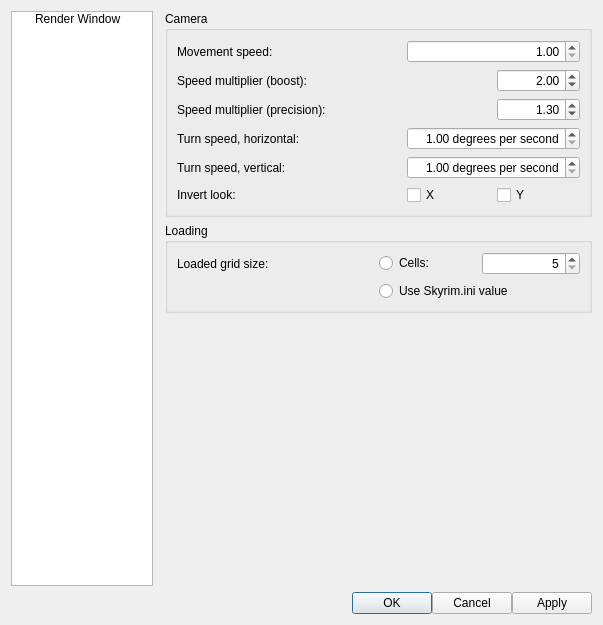
Qt form native/src/DovahKit/ui/options_window/options_window.ui (DavidJCobb/DovahKit) before a commit.
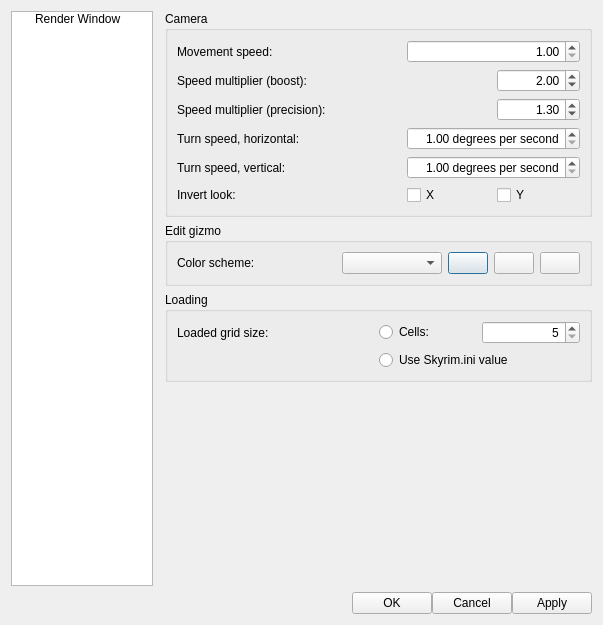
The same form after that commit. Icons and pictures are not drawn.

Commit message: Key fixes for INI handling; started work on edit gizmo color schemes

```diff
--- a/native/src/DovahKit/ui/options_window/options_window.ui
+++ b/native/src/DovahKit/ui/options_window/options_window.ui
@@ -71,6 +71,62 @@
        <property name="bottomMargin">
         <number>0</number>
        </property>
+       <item row="3" column="0">
+        <spacer name="verticalSpacer">
+         <property name="orientation">
+          <enum>Qt::Vertical</enum>
+         </property>
+         <property name="sizeHint" stdset="0">
+          <size>
+           <width>8</width>
+           <height>40</height>
+          </size>
+         </property>
+        </spacer>
+       </item>
+       <item row="2" column="0">
+        <widget class="QGroupBox" name="groupBox_2">
+         <property name="title">
+          <string>Loading</string>
+         </property>
+         <layout class="QGridLayout" name="gridLayout_4" columnstretch="2,1,1">
+          <item row="0" column="1">
+           <widget class="QRadioButton" name="iniPref_bLoadedGridSizeOverrideFromSkyrimINI_false">
+            <property name="text">
+             <string>Cells:</string>
+            </property>
+           </widget>
+          </item>
+          <item row="0" column="0">
+           <widget class="QLabel" name="label_4">
+            <property name="text">
+             <string>Loaded grid size:</string>
+            </property>
+           </widget>
+          </item>
+          <item row="0" column="2">
+           <widget class="QSpinBox" name="iniPref_uLoadedGridSize">
+            <property name="alignment">
+             <set>Qt::AlignRight|Qt::AlignTrailing|Qt::AlignVCenter</set>
+            </property>
+            <property name="minimum">
+             <number>5</number>
+            </property>
+            <property name="maximum">
+             <number>32</number>
+            </property>
+           </widget>
+          </item>
+          <item row="1" column="1" colspan="2">
+           <widget class="QRadioButton" name="iniPref_bLoadedGridSizeOverrideFromSkyrimINI_true">
+            <property name="text">
+             <string>Use Skyrim.ini value</string>
+            </property>
+           </widget>
+          </item>
+         </layout>
+        </widget>
+       </item>
        <item row="0" column="0">
         <widget class="QGroupBox" name="groupBox">
          <property name="title">
@@ -260,58 +316,92 @@
          </layout>
         </widget>
        </item>
-       <item row="2" column="0">
-        <spacer name="verticalSpacer">
-         <property name="orientation">
-          <enum>Qt::Vertical</enum>
-         </property>
-         <property name="sizeHint" stdset="0">
-          <size>
-           <width>8</width>
-           <height>40</height>
-          </size>
-         </property>
-        </spacer>
-       </item>
        <item row="1" column="0">
-        <widget class="QGroupBox" name="groupBox_2">
+        <widget class="QGroupBox" name="groupBox_3">
          <property name="title">
-          <string>Loading</string>
+          <string>Edit gizmo</string>
          </property>
-         <layout class="QGridLayout" name="gridLayout_4" columnstretch="2,1,1">
-          <item row="0" column="1">
-           <widget class="QRadioButton" name="iniPref_bLoadedGridSizeOverrideFromSkyrimINI_false">
-            <property name="text">
-             <string>Cells:</string>
-            </property>
-           </widget>
-          </item>
-          <item row="0" column="0">
-           <widget class="QLabel" name="label_4">
-            <property name="text">
-             <string>Loaded grid size:</string>
-            </property>
-           </widget>
-          </item>
-          <item row="0" column="2">
-           <widget class="QSpinBox" name="iniPref_uLoadedGridSize">
-            <property name="alignment">
-             <set>Qt::AlignRight|Qt::AlignTrailing|Qt::AlignVCenter</set>
-            </property>
-            <property name="minimum">
-             <number>5</number>
-            </property>
-            <property name="maximum">
-             <number>32</number>
-            </property>
-           </widget>
-          </item>
-          <item row="1" column="1" colspan="2">
-           <widget class="QRadioButton" name="iniPref_bLoadedGridSizeOverrideFromSkyrimINI_true">
-            <property name="text">
-             <string>Use Skyrim.ini value</string>
-            </property>
-           </widget>
+         <layout class="QGridLayout" name="gridLayout_5">
+          <item row="0" column="0" colspan="2">
+           <layout class="QHBoxLayout" name="horizontalLayout_3" stretch="2,3">
+            <item>
+             <widget class="QLabel" name="label_8">
+              <property name="text">
+               <string>Color scheme:</string>
+              </property>
+             </widget>
+            </item>
+            <item>
+             <layout class="QHBoxLayout" name="horizontalLayout_2">
+              <item>
+               <widget class="QComboBox" name="editGizmoColorList"/>
+              </item>
+              <item>
+               <widget class="QPushButton" name="editGizmoColorNew">
+                <property name="sizePolicy">
+                 <sizepolicy hsizetype="Maximum" vsizetype="Fixed">
+                  <horstretch>0</horstretch>
+                  <verstretch>0</verstretch>
+                 </sizepolicy>
+                </property>
+                <property name="accessibleName">
+                 <string>New</string>
+                </property>
+                <property name="accessibleDescription">
+                 <string>Create and edit a new color scheme based on the selected one.</string>
+                </property>
+                <property name="text">
+                 <string/>
+                </property>
+                <property name="icon">
+                 <iconset resource="../resources/resources.qrc">
+                  <normaloff>:/icons/add-new-list-entry-16.png</normaloff>:/icons/add-new-list-entry-16.png</iconset>
+                </property>
+               </widget>
+              </item>
+              <item>
+               <widget class="QPushButton" name="editGizmoColorEdit">
+                <property name="sizePolicy">
+                 <sizepolicy hsizetype="Maximum" vsizetype="Fixed">
+                  <horstretch>0</horstretch>
+                  <verstretch>0</verstretch>
+                 </sizepolicy>
+                </property>
+                <property name="accessibleName">
+                 <string>Edit</string>
+                </property>
+                <property name="text">
+                 <string/>
+                </property>
+                <property name="icon">
+                 <iconset resource="../resources/resources.qrc">
+                  <normaloff>:/icons/edit-16.png</normaloff>:/icons/edit-16.png</iconset>
+                </property>
+               </widget>
+              </item>
+              <item>
+               <widget class="QPushButton" name="editGizmoColorDelete">
+                <property name="sizePolicy">
+                 <sizepolicy hsizetype="Maximum" vsizetype="Fixed">
+                  <horstretch>0</horstretch>
+                  <verstretch>0</verstretch>
+                 </sizepolicy>
+                </property>
+                <property name="accessibleName">
+                 <string>Delete</string>
+                </property>
+                <property name="text">
+                 <string/>
+                </property>
+                <property name="icon">
+                 <iconset resource="../resources/resources.qrc">
+                  <normaloff>:/icons/delete-16.png</normaloff>:/icons/delete-16.png</iconset>
+                </property>
+               </widget>
+              </item>
+             </layout>
+            </item>
+           </layout>
           </item>
          </layout>
         </widget>
```
Left out of the diff: 4 changed lines with no effect on the pictures. The commit also changes 21 other files.
